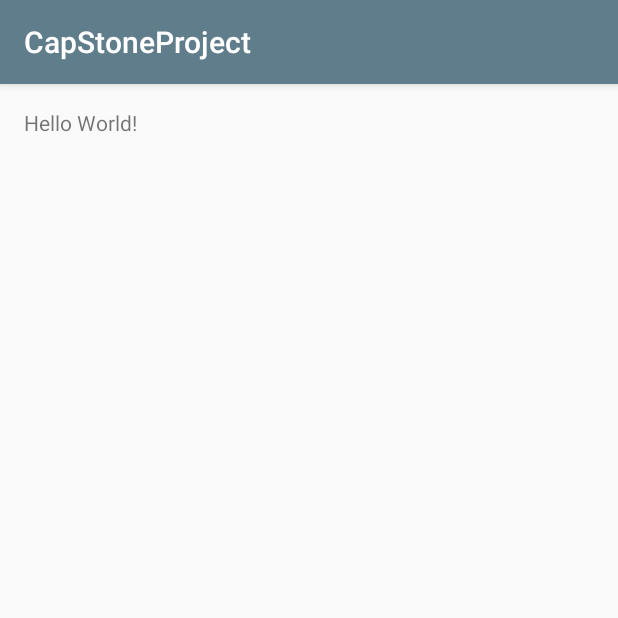
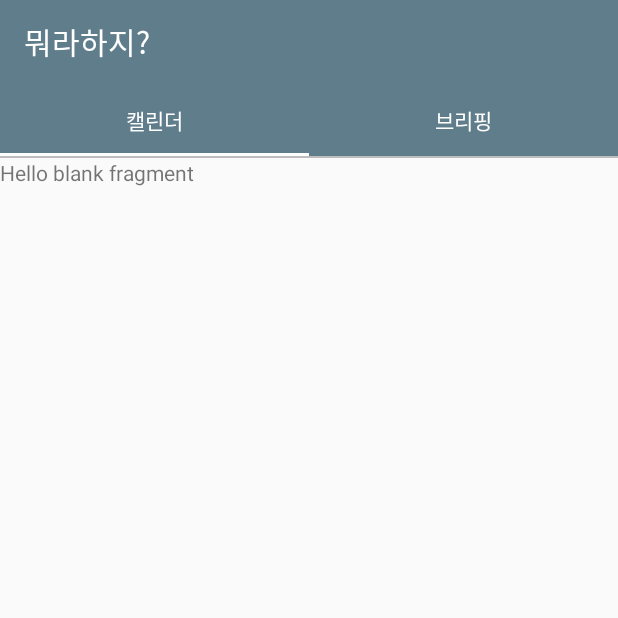
Before and after one commit to ryudeo/CapstoneProject, an Android app: the screen it shows after launch (MainActivity), on a phone screen of 412 x 824 dp, the top half of it. Run offline under Robolectric (Android 15) with nearby library versions, the phone set to English and light mode, and no system bars.

Commit message:
레이아웃 추가

```diff
--- a/app/build.gradle
+++ b/app/build.gradle
@@ -25,5 +25,7 @@ dependencies {
         exclude group: 'com.android.support', module: 'support-annotations'
     })
     compile 'com.android.support:appcompat-v7:24.2.1'
+    compile 'com.android.support:support-v4:24.2.1'
+    compile 'com.android.support:design:24.2.1'
     testCompile 'junit:junit:4.12'
 }
--- a/app/src/main/AndroidManifest.xml
+++ b/app/src/main/AndroidManifest.xml
@@ -8,7 +8,7 @@
         android:label="@string/app_name"
         android:supportsRtl="true"
         android:theme="@style/AppTheme">
-        <activity android:name=".MainActivity">
+        <activity android:name=".Activities.MainActivity">
             <intent-filter>
                 <action android:name="android.intent.action.MAIN"/>
 
--- /dev/null
+++ b/app/src/main/java/ryudeo/capstoneproject/Activities/MainActivity.java
@@ -0,0 +1,51 @@
+package ryudeo.capstoneproject.Activities;
+
+import android.support.design.widget.TabLayout;
+import android.support.v4.app.Fragment;
+import android.support.v4.view.ViewPager;
+import android.support.v7.app.AppCompatActivity;
+import android.os.Bundle;
+
+import java.util.ArrayList;
+import java.util.Arrays;
+
+import ryudeo.capstoneproject.Adapters.TabPagerAdapter;
+import ryudeo.capstoneproject.Fragments.DietBriefingFragment;
+import ryudeo.capstoneproject.Fragments.DietCalendarFragment;
+import ryudeo.capstoneproject.R;
+
+public class MainActivity extends AppCompatActivity {
+
+
+    @Override
+    protected void onCreate(Bundle savedInstanceState) {
+        super.onCreate(savedInstanceState);
+        setContentView(R.layout.activity_main);
+
+        setUpTabLayout();
+    }
+
+    private void setUpTabLayout() {
+
+        ArrayList<Fragment> fragments = new ArrayList<>();
+        ArrayList<String> tabTitles = new ArrayList<>();
+
+        fragments.add(DietCalendarFragment.newInstance());
+        fragments.add(DietBriefingFragment.newInstance());
+
+
+        String[] titles = new String[]{"캘린더", "브리핑"};
+        tabTitles.addAll(Arrays.asList(titles));
+
+        TabPagerAdapter tabPagerAdapter = new TabPagerAdapter(getSupportFragmentManager());
+        tabPagerAdapter.setFragments(fragments);
+        tabPagerAdapter.setTitles(tabTitles);
+
+        ViewPager pager = (ViewPager) findViewById(R.id.viewpager);
+        pager.setAdapter(tabPagerAdapter);
+
+        TabLayout tabLayout = (TabLayout) findViewById(R.id.tabbar);
+        tabLayout.setupWithViewPager(pager);
+
+    }
+}
--- /dev/null
+++ b/app/src/main/java/ryudeo/capstoneproject/Adapters/TabPagerAdapter.java
@@ -0,0 +1,47 @@
+package ryudeo.capstoneproject.Adapters;
+
+import android.support.v4.app.Fragment;
+import android.support.v4.app.FragmentManager;
+import android.support.v4.app.FragmentStatePagerAdapter;
+
+import java.util.ArrayList;
+
+/**
+ * Created by sngjoong on 16. 7. 6..
+ */
+public class TabPagerAdapter extends FragmentStatePagerAdapter {
+
+    ArrayList<Fragment> mFragments = new ArrayList<>();
+    ArrayList<String> mTitles = new ArrayList<>();
+
+    public void setFragments(ArrayList<Fragment> fragments) {
+        mFragments = fragments;
+    }
+
+    public void setTitles(ArrayList<String> titles) {
+        mTitles = titles;
+    }
+
+    public TabPagerAdapter(FragmentManager fm) {
+        super(fm);
+    }
+
+    @Override
+    public Fragment getItem(int position) {
+
+        return mFragments.get(position);
+    }
+
+    @Override
+    public CharSequence getPageTitle(int position) {
+
+        return mTitles.get(position);
+    }
+
+    @Override
+    public int getCount() {
+
+        return mFragments.size();
+    }
+
+}
--- /dev/null
+++ b/app/src/main/java/ryudeo/capstoneproject/Fragments/DietBriefingFragment.java
@@ -0,0 +1,45 @@
+package ryudeo.capstoneproject.Fragments;
+
+
+import android.os.Bundle;
+import android.support.v4.app.Fragment;
+import android.view.LayoutInflater;
+import android.view.View;
+import android.view.ViewGroup;
+
+import ryudeo.capstoneproject.R;
+
+
+/**
+ * A simple {@link Fragment} subclass.
+ * Use the {@link DietBriefingFragment#newInstance} factory method to
+ * create an instance of this fragment.
+ */
+public class DietBriefingFragment extends Fragment {
+
+    public DietBriefingFragment() {
+        // Required empty public constructor
+    }
+
+
+    public static DietBriefingFragment newInstance() {
+
+        return new DietBriefingFragment();
+    }
+
+    @Override
+    public void onCreate(Bundle savedInstanceState) {
+
+        super.onCreate(savedInstanceState);
+        if (getArguments() != null) {
+        }
+    }
+
+    @Override
+    public View onCreateView(LayoutInflater inflater, ViewGroup container,
+                             Bundle savedInstanceState) {
+        // Inflate the layout for this fragment
+        return inflater.inflate(R.layout.fragment_diet_briefing, container, false);
+    }
+
+}
--- /dev/null
+++ b/app/src/main/java/ryudeo/capstoneproject/Fragments/DietCalendarFragment.java
@@ -0,0 +1,45 @@
+package ryudeo.capstoneproject.Fragments;
+
+
+import android.os.Bundle;
+import android.support.v4.app.Fragment;
+import android.view.LayoutInflater;
+import android.view.View;
+import android.view.ViewGroup;
+
+import ryudeo.capstoneproject.R;
+
+/**
+ * A simple {@link Fragment} subclass.
+ * Use the {@link DietCalendarFragment#newInstance} factory method to
+ * create an instance of this fragment.
+ */
+public class DietCalendarFragment extends Fragment {
+
+
+    public DietCalendarFragment() {
+        // Required empty public constructor
+    }
+
+    public static DietCalendarFragment newInstance() {
+        DietCalendarFragment fragment = new DietCalendarFragment();
+
+        return fragment;
+    }
+
+    @Override
+    public void onCreate(Bundle savedInstanceState) {
+        super.onCreate(savedInstanceState);
+        if (getArguments() != null) {
+
+        }
+    }
+
+    @Override
+    public View onCreateView(LayoutInflater inflater, ViewGroup container,
+                             Bundle savedInstanceState) {
+        // Inflate the layout for this fragment
+        return inflater.inflate(R.layout.fragment_diet_calendar, container, false);
+    }
+
+}
--- a/app/src/main/res/layout/activity_main.xml
+++ b/app/src/main/res/layout/activity_main.xml
@@ -1,18 +1,46 @@
 <?xml version="1.0" encoding="utf-8"?>
-<RelativeLayout
+
+
+<LinearLayout
     android:id="@+id/activity_main"
     xmlns:android="http://schemas.android.com/apk/res/android"
+    xmlns:app="http://schemas.android.com/apk/res-auto"
     xmlns:tools="http://schemas.android.com/tools"
     android:layout_width="match_parent"
     android:layout_height="match_parent"
-    android:paddingBottom="@dimen/activity_vertical_margin"
-    android:paddingLeft="@dimen/activity_horizontal_margin"
-    android:paddingRight="@dimen/activity_horizontal_margin"
-    android:paddingTop="@dimen/activity_vertical_margin"
-    tools:context="ryudeo.capstoneproject.MainActivity">
+    android:orientation="vertical"
+    tools:context="ryudeo.capstoneproject.Activities.MainActivity">
 
-    <TextView
-        android:layout_width="wrap_content"
+
+    <android.support.v7.widget.Toolbar
+        android:id="@+id/toolbar"
+        android:layout_width="match_parent"
+        android:layout_height="?attr/actionBarSize"
+        android:background="@color/colorPrimary"
+        android:theme="@style/ThemeOverlay.AppCompat.Dark"
+        app:title="뭐라하지?"/>
+
+
+    <android.support.design.widget.TabLayout
+        android:id="@+id/tabbar"
+        android:layout_width="match_parent"
         android:layout_height="wrap_content"
-        android:text="Hello World!"/>
-</RelativeLayout>
+        app:tabBackground="@color/colorPrimary"
+        app:tabIndicatorColor="@color/colorTextIcon"
+        app:tabSelectedTextColor="@color/colorTextIcon"
+        app:tabTextColor="@color/colorTextIcon"/>
+
+    <View
+        android:layout_width="match_parent"
+        android:layout_height="1dp"
+        android:background="@color/colorDivider"/>
+
+    <android.support.v4.view.ViewPager
+        android:id="@+id/viewpager"
+        android:layout_width="match_parent"
+        android:layout_height="0dp"
+        android:layout_weight="1"
+        app:layout_behavior="@string/appbar_scrolling_view_behavior"/>
+
+
+</LinearLayout>
--- /dev/null
+++ b/app/src/main/res/layout/fragment_diet_calendar.xml
@@ -0,0 +1,13 @@
+<FrameLayout xmlns:android="http://schemas.android.com/apk/res/android"
+             xmlns:tools="http://schemas.android.com/tools"
+             android:layout_width="match_parent"
+             android:layout_height="match_parent"
+             tools:context="ryudeo.capstoneproject.Fragments.DietCalendarFragment">
+
+    <!-- TODO: Update blank fragment layout -->
+    <TextView
+        android:layout_width="match_parent"
+        android:layout_height="match_parent"
+        android:text="@string/hello_blank_fragment"/>
+
+</FrameLayout>
--- a/app/src/main/res/values/colors.xml
+++ b/app/src/main/res/values/colors.xml
@@ -7,4 +7,8 @@
     <color name="colorSecondaryText">#757575</color>
     <color name="colorPrimaryText">#212121</color>
     <color name="colorDivider">#BDBDBD</color>
+    <color name="colorTextIcon">#ffffffff</color>
+
+    <color name="colorBlackTransparent">#8c212121</color>
+    <color name="colorBlackTransparentOp80">#505c5c5c</color>
 </resources>
--- a/app/src/main/res/values/strings.xml
+++ b/app/src/main/res/values/strings.xml
@@ -1,3 +1,6 @@
 <resources>
     <string name="app_name">CapStoneProject</string>
+
+    <!-- TODO: Remove or change this placeholder text -->
+    <string name="hello_blank_fragment">Hello blank fragment</string>
 </resources>
--- a/app/src/main/res/values/styles.xml
+++ b/app/src/main/res/values/styles.xml
@@ -1,7 +1,7 @@
 <resources>
 
     <!-- Base application theme. -->
-    <style name="AppTheme" parent="Theme.AppCompat.Light.DarkActionBar">
+    <style name="AppTheme" parent="Theme.AppCompat.Light.NoActionBar">
         <!-- Customize your theme here. -->
         <item name="colorPrimary">@color/colorPrimary</item>
         <item name="colorPrimaryDark">@color/colorPrimaryDark</item>
```
Also changed, not shown: app/src/main/java/ryudeo/capstoneproject/MainActivity.java (deleted, +0 -13 lines), app/src/main/res/layout/fragment_diet_briefing.xml (added, +179 -0 lines), app/src/main/res/drawable-xxhdpi/bg_exercise.jpeg (added), app/src/main/res/drawable-xxhdpi/bg_food.jpeg (added), app/src/main/res/drawable-xxhdpi/bg_water.jpeg (added), app/src/main/res/drawable-xxhdpi/bg_weight.jpeg (added).
